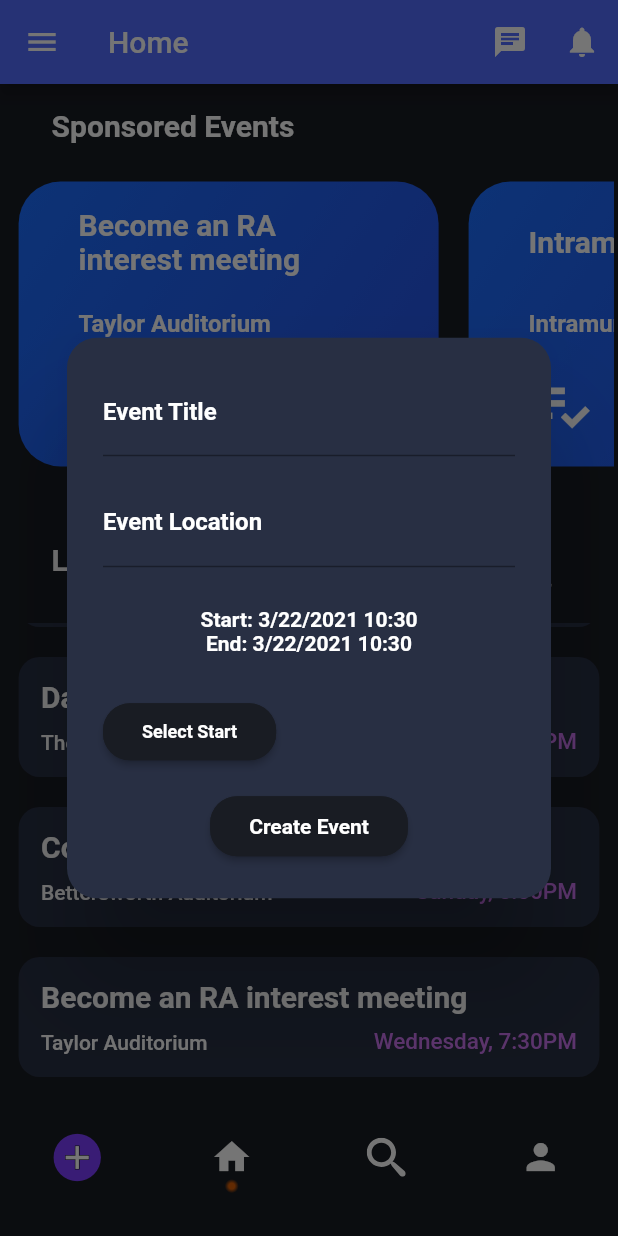
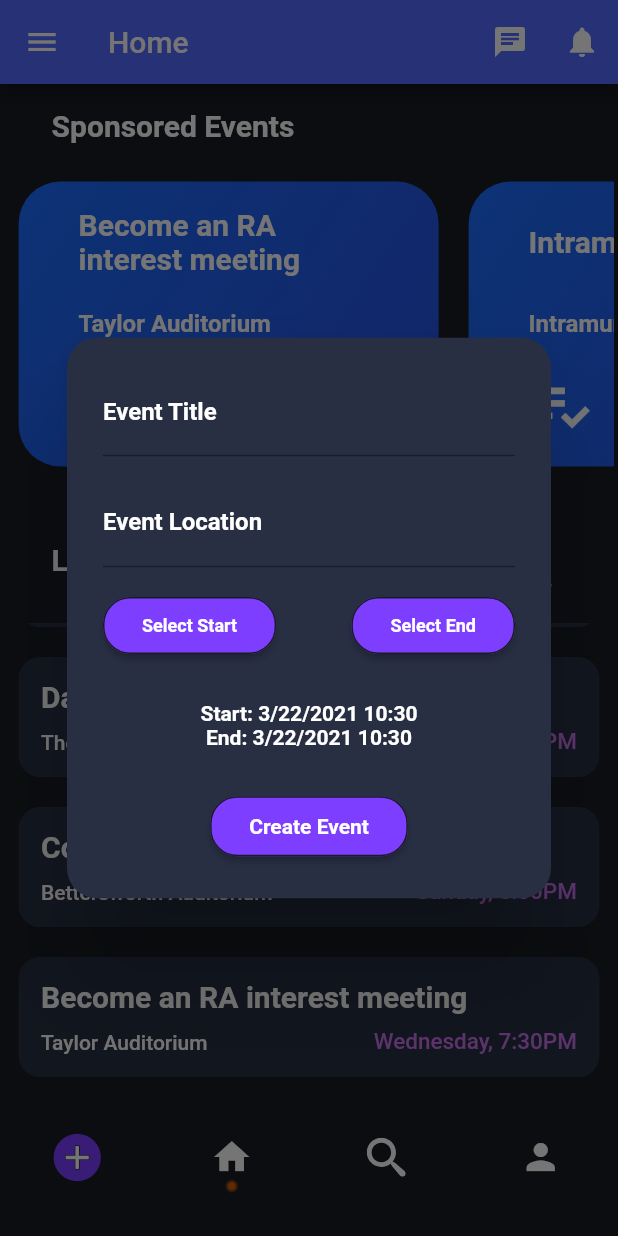
Before and after one commit to Senior-Project-CSE-3213/sp_flutter_app, a Flutter app: the screen it shows once a user with an empty profile is signed in, scrolled down 87 dp, after a tap on the "add circle" icon, on a phone screen of 412 x 824 dp. Run offline on Flutter 3.47's test engine with Material 2 defaults, Android fonts, the phone set to English and light mode, and no system bars; our stand-ins replace cloud_firestore, firebase_auth, firebase_core, flutter_spinkit, flutter_svg, google_maps_flutter and 1 more; missing offline and left inert: dart:ffi, filter_list; accounts and stored records are empty.

Commit message:
Push for Justin, create event data not updating via setState

```diff
--- a/lib/views/EventList/event_list_view.dart
+++ b/lib/views/EventList/event_list_view.dart
@@ -30,6 +30,8 @@ class _EventListViewState extends State<EventListView> {
     //we should replace fields and buttons with Justin's widgets
     TextEditingController titleField = new TextEditingController();
     TextEditingController locationField = new TextEditingController();
+
+
 
     showDialog(context: context, builder: (BuildContext context) {
       DateTime pickedStartDate = DateTime.now();
@@ -83,21 +85,8 @@ class _EventListViewState extends State<EventListView> {
               //event time label
               //event date range picker
 
-              ListTile(
-                title: Text(
-                  //tod this needs to update
-                    "Start: ${pickedStartDate.month}/${pickedStartDate.day}/${pickedStartDate.year} ${pickedStartTime.hour}:${pickedStartTime.minute}"
-                    + "\nEnd: ${pickedEndDate.month}/${pickedEndDate.day}/${pickedEndDate.year} ${pickedEndTime.hour}:${pickedEndTime.minute}",
-                    textAlign: TextAlign.center,
-                    style: TextStyle(
-                      fontSize: 14.0,
-                      color:  Colors.white,
-                      fontWeight: FontWeight.bold,
-                    ),
-                  ),
-              ),
-
               Row (
+                mainAxisAlignment: MainAxisAlignment.spaceBetween,
                 children:[
                   //todo sort out this and then copy for end date
                   // then just format and style the UI more
@@ -124,7 +113,7 @@ class _EventListViewState extends State<EventListView> {
                       backgroundColor: MaterialStateProperty.resolveWith<Color>(
                         // ignore: missing_return
                         (Set<MaterialState> states) {
-                          return Color.fromRGBO(25, 28, 35, 1); // Use the component's default.
+                          return Color.fromRGBO(125,62,255,1); // Use the component's default.
                         },
                       ),
                     ),
@@ -158,7 +147,7 @@ class _EventListViewState extends State<EventListView> {
                       TimeOfDay time = await showTimePicker(
                         context: context,
                         initialTime: pickedStartTime,
-                        helpText: "Select start date",
+                        helpText: "Select start time",
                         cancelText: "Cancel",
                         confirmText: "OK",
                         builder: (context, child) {
@@ -176,8 +165,99 @@ class _EventListViewState extends State<EventListView> {
                       }
                     },
                   ),
+
+                  ElevatedButton(
+                      child: Padding(
+                        padding: EdgeInsets.fromLTRB(10,12,10,12),
+                        child: Text(
+                          "Select End",
+                          textAlign: TextAlign.center,
+                          style: TextStyle(
+                            fontSize: 12.0,
+                            color:  Colors.white,
+                            fontWeight: FontWeight.bold,
+                          ),
+                        ),
+                      ),
+                      style: ButtonStyle(
+                      shape: MaterialStateProperty.all<RoundedRectangleBorder>(
+                        RoundedRectangleBorder(
+                          borderRadius: BorderRadius.circular(18.0),
+                          side: BorderSide(color: Color.fromRGBO(25, 28, 35, 1),)
+                        )
+                      ),
+                      backgroundColor: MaterialStateProperty.resolveWith<Color>(
+                        // ignore: missing_return
+                        (Set<MaterialState> states) {
+                          return Color.fromRGBO(125,62,255,1); // Use the component's default.
+                        },
+                      ),
+                    ),
+                    onPressed: () async {
+                      DateTime date = await showDatePicker (
+                        context: context,
+                        firstDate: DateTime(2000),
+                        lastDate: DateTime(2025),
+                        initialDate: pickedStartDate,
+                        initialEntryMode: DatePickerEntryMode.input,
+                        helpText: "Select end date",
+                        cancelText: "Cancel",
+                        confirmText: "OK",
+                        fieldLabelText: "Event end date",
+                        fieldHintText: "Month/Date/Year",
+                        errorFormatText: "That's not a valid date :/",
+                        builder: (context, child) {
+                          return Theme(
+                            data: ThemeData.dark(), // This will change to light theme.
+                            child: child,
+                          );
+                        },
+                      );
+
+                      if (date != null) {
+                        setState() {
+                          pickedEndDate = date;
+                        }
+                      }
+
+                      TimeOfDay time = await showTimePicker(
+                        context: context,
+                        initialTime: pickedStartTime,
+                        helpText: "Select end time",
+                        cancelText: "Cancel",
+                        confirmText: "OK",
+                        builder: (context, child) {
+                          return Theme(
+                            data: ThemeData.dark(), // This will change to light theme.
+                            child: child,
+                          );
+                        },
+                      );
+
+                      if (time != null) {
+                        setState() {
+                          pickedEndTime = time;
+                        }
+                      }
+                    },
+                  ),
                 ],
               ),
+
+              ListTile(
+                title: Text(
+                  //tod this needs to update
+                    "Start: ${pickedStartDate.month}/${pickedStartDate.day}/${pickedStartDate.year} ${pickedStartTime.hour}:${pickedStartTime.minute}"
+                    + "\nEnd: ${pickedEndDate.month}/${pickedEndDate.day}/${pickedEndDate.year} ${pickedEndTime.hour}:${pickedEndTime.minute}",
+                    textAlign: TextAlign.center,
+                    style: TextStyle(
+                      fontSize: 14.0,
+                      color:  Colors.white,
+                      fontWeight: FontWeight.bold,
+                    ),
+                  ),
+              ),
+
 
               ElevatedButton(
                 child: Padding(
@@ -202,7 +282,7 @@ class _EventListViewState extends State<EventListView> {
                 backgroundColor: MaterialStateProperty.resolveWith<Color>(
                   // ignore: missing_return
                   (Set<MaterialState> states) {
-                    return Color.fromRGBO(25, 28, 35, 1); // Use the component's default.
+                    return Color.fromRGBO(125,62,255,1); // Use the component's default.
                   },
                 ),
               ),
@@ -247,8 +327,6 @@ class _EventListViewState extends State<EventListView> {
                 setState(() {
                   if (val == 0) {
                     _createEventPopup(context).then((eventDetails) {
-                      print(eventDetails);
-                      print(eventDetails.length);
                       //DO STUFF HERE SAM
                     });
                   }
```
